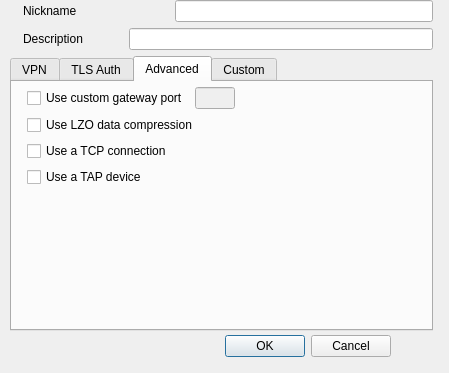
First picture: the form in ui/properties.ui, repository CoreSoft2/OpenSesame, before the edit.
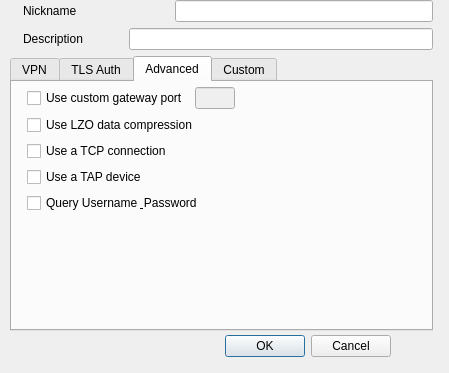
Second picture: the form after the edit. The open tabs and pages were chosen to show the change. Icons and pictures are not drawn. Custom widgets are drawn as their Qt base class.

Commit message: add support for secondary auth fix custom field support -- lots of brokenness other random stuff.. items in dolog.txt that are #'d are hopefully done

What changed in the file:
```diff
--- a/ui/properties.ui
+++ b/ui/properties.ui
@@ -562,6 +562,13 @@
            </property>
           </widget>
          </item>
+         <item>
+          <widget class="QCheckBox" name="checkBoxQueryAuth">
+           <property name="text">
+            <string>Query Username &amp; Password</string>
+           </property>
+          </widget>
+         </item>
          <item>
           <spacer name="verticalSpacer_2">
            <property name="orientation">
```
The commit also changes 15 other files.
